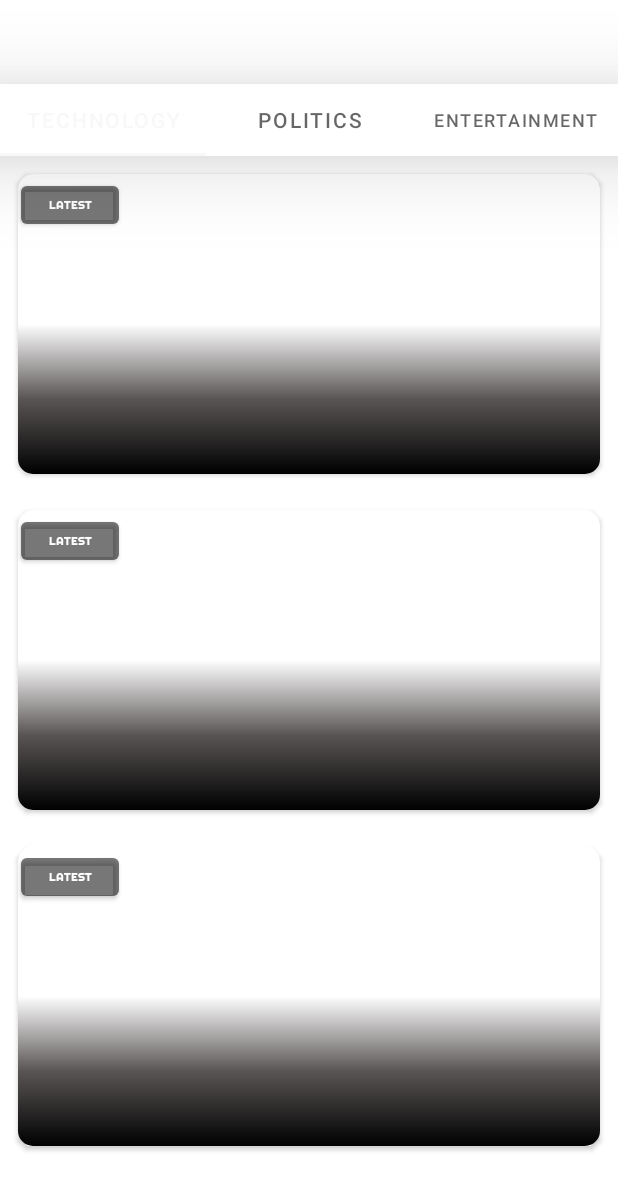
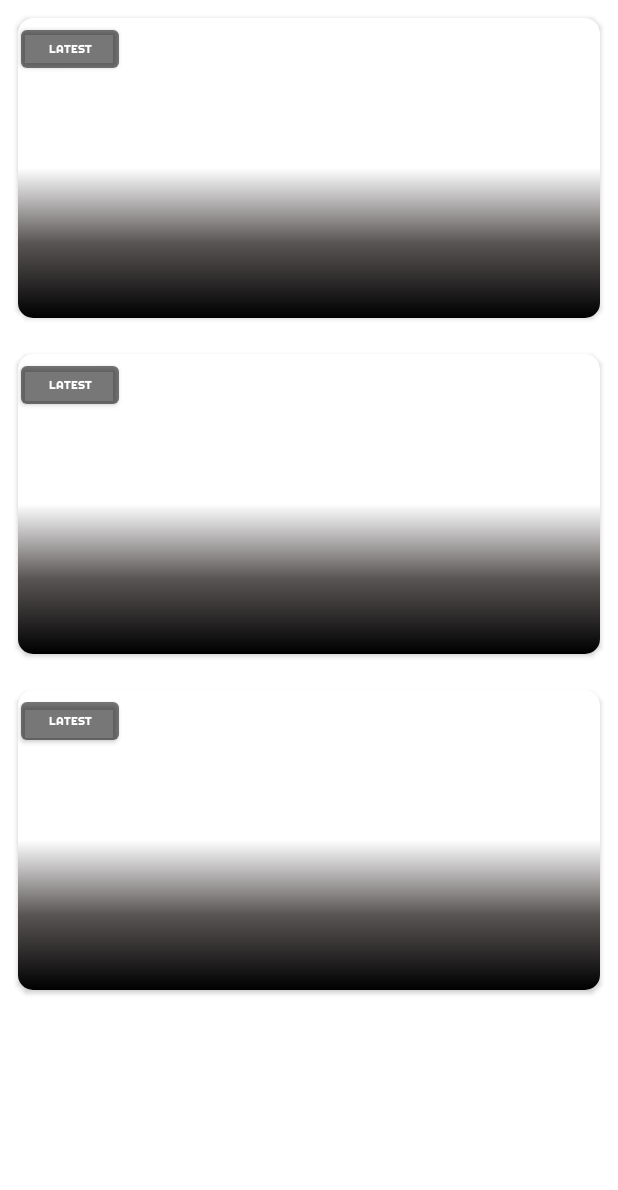
Before and after one commit to OmkarSsawant/Trendy-News, an Android app: the layout fragment_home.xml on its own in the app's theme, with its tools: preview values and no code run, on a phone screen of 412 x 824 dp. Shown: the top 1190 px of the screen. Run offline under Robolectric (Android 15) with nearby library versions, the phone set to English and light mode, and no system bars; Roboto replaces fonts that are not available here.

Commit message:
Detail Fragment Nav

```diff
--- a/app/src/main/AndroidManifest.xml
+++ b/app/src/main/AndroidManifest.xml
@@ -10,7 +10,6 @@
         android:supportsRtl="true"
         android:theme="@style/Theme.TrendyNews">
         <activity android:name=".MainActivity"
-            android:theme="@style/Theme.AppCompat.DayNight.NoActionBar"
             >
             <intent-filter>
                 <action android:name="android.intent.action.MAIN" />
--- a/app/src/main/java/com/visionDev/trendynews/api/news/model/NewsArticle.kt
+++ b/app/src/main/java/com/visionDev/trendynews/api/news/model/NewsArticle.kt
@@ -19,11 +19,11 @@ data class NewsArticle(
         get() = url
     override val videoUrl: String?
         get() = null
-    override val imageUrl: String?
+    override val imageUrl: String
         get() = image
     override val pubDate: String
         get() = published_at
-    override val content: String?
+    override val content: String
         get() = description
     override val authors: String
         get() = author
--- a/app/src/main/java/com/visionDev/trendynews/common/view_bind_adapters.kt
+++ b/app/src/main/java/com/visionDev/trendynews/common/view_bind_adapters.kt
@@ -7,6 +7,7 @@ import android.graphics.drawable.ScaleDrawable
 import android.net.Uri
 import android.text.format.DateUtils
 import android.view.Gravity
+import android.view.View
 import android.widget.Button
 import android.widget.ImageView
 import androidx.cardview.widget.CardView
@@ -78,9 +79,12 @@ fun Button.shouldShow(article: ArticleUIState) {
 }
 
 @BindingAdapter("web_url")
-fun Button.openUrl(url:String){
+fun Button.openUrl(url:String?){
+    if(url!=null)
     setOnClickListener {
         val browser:Intent = Intent(Intent.ACTION_VIEW, Uri.parse(url))
         this.context.startActivity(Intent.createChooser(browser,"Show Article with"))
     }
+    else
+       visibility = View.GONE
 }
--- a/app/src/main/java/com/visionDev/trendynews/db/today_articles/ArticlesTodayDAO.kt
+++ b/app/src/main/java/com/visionDev/trendynews/db/today_articles/ArticlesTodayDAO.kt
@@ -18,5 +18,5 @@ interface ArticlesTodayDAO {
     suspend fun saveArticles(articles:List<TodayNewsArticle>)
 
     @Query("SELECT * FROM articles_today WHERE id = :articleId LIMIT 1")
-    suspend fun getArticleById(articleId:Long):TodayNewsArticle
+    suspend fun getArticleById(articleId:Long):TodayNewsArticle?
 }
--- a/app/src/main/java/com/visionDev/trendynews/ui/home/HomeFragment.kt
+++ b/app/src/main/java/com/visionDev/trendynews/ui/home/HomeFragment.kt
@@ -30,6 +30,7 @@ import retrofit2.converter.gson.GsonConverterFactory
 class HomeFragment : Fragment() {
 
     lateinit var vb: FragmentHomeBinding
+    //TODO: VIew Model Injection
     private val newsViewModel: NewsViewModel by lazy {
         val newsDataApiService = Retrofit.Builder()
             .baseUrl(MEDIA_STACK_API_ENDPOINT)
--- a/app/src/main/java/com/visionDev/trendynews/ui/home/main/NewsRepository.kt
+++ b/app/src/main/java/com/visionDev/trendynews/ui/home/main/NewsRepository.kt
@@ -14,6 +14,9 @@ class NewsRepository
     private val articlesTodayDAO: ArticlesTodayDAO
 ) {
 
+
+   suspend fun getArticle(id:Long):ArticleUIState? = articlesTodayDAO.getArticleById(id)
+
     fun getNewsApiNetworkPagingSource(
         newsRequestInfo: NewsRequestInfo
     ):NewsApiPagingSource =  NewsApiPagingSource(newsRequestInfo,mediaStackApi)
--- a/app/src/main/res/layout/fragment_detail_article.xml
+++ b/app/src/main/res/layout/fragment_detail_article.xml
@@ -51,7 +51,7 @@
                 android:layout_marginStart="8dp"
                 android:layout_marginEnd="8dp"
                 android:fontFamily="sans-serif-medium"
-                android:text="Sample Title Of Article is Here And Res"
+                android:text="@{article.title}"
                 android:textColor="@color/black"
                 android:textSize="32sp"
                 android:transitionName="article title transition"
--- a/app/src/main/res/layout/fragment_home.xml
+++ b/app/src/main/res/layout/fragment_home.xml
@@ -1,36 +1,11 @@
 <?xml version="1.0" encoding="utf-8"?>
 <layout>
-<LinearLayout xmlns:android="http://schemas.android.com/apk/res/android"
-    android:layout_width="match_parent"
-    xmlns:tools="http://schemas.android.com/tools"
-    android:orientation="vertical"
-    android:id="@+id/content"
-    android:layout_height="match_parent">
-<com.google.android.material.tabs.TabLayout
-    android:elevation="35dp"
-    android:layout_marginTop="?actionBarSize"
-    android:id="@+id/category_list"
-    android:layout_width="match_parent"
-    android:layout_height="wrap_content">
-    <com.google.android.material.tabs.TabItem
-        android:text="Technology"
-        android:layout_width="wrap_content"
-        android:layout_height="wrap_content"/>
-    <com.google.android.material.tabs.TabItem
-        android:text="Politics"
-        android:layout_width="wrap_content"
-        android:layout_height="wrap_content"/>
-    <com.google.android.material.tabs.TabItem
-        android:text="Entertainment"
-        android:layout_width="wrap_content"
-        android:layout_height="wrap_content"/>
-</com.google.android.material.tabs.TabLayout>
-
-    <androidx.recyclerview.widget.RecyclerView
+ <androidx.recyclerview.widget.RecyclerView
+        xmlns:android="http://schemas.android.com/apk/res/android"
+        xmlns:tools="http://schemas.android.com/tools"
         android:id="@+id/news_list"
         android:layout_width="match_parent"
         android:layout_height="match_parent"
         tools:listitem="@layout/tile_news"
        />
-</LinearLayout>
 </layout>
--- a/app/src/main/res/values/themes.xml
+++ b/app/src/main/res/values/themes.xml
@@ -1,6 +1,6 @@
 <resources xmlns:tools="http://schemas.android.com/tools">
     <!-- Base application theme. -->
-    <style name="Theme.TrendyNews" parent="Theme.MaterialComponents.DayNight.DarkActionBar">
+    <style name="Theme.TrendyNews" parent="Theme.MaterialComponents.DayNight.NoActionBar">
         <!-- Primary brand color. -->
         <item name="colorPrimary">#F8F8F8</item>
         <item name="colorPrimaryVariant">@color/purple_700</item>
```
Also changed, not shown: app/src/main/java/com/visionDev/trendynews/MainActivity.kt (+9 -0 lines), app/src/main/java/com/visionDev/trendynews/ui/home/ArticleDetailFragment.kt (+39 -6 lines), app/src/main/java/com/visionDev/trendynews/ui/home/main/NewsViewModel.kt (+8 -1 lines), app/src/main/res/layout/activity_main_content.xml (+3 -11 lines).
